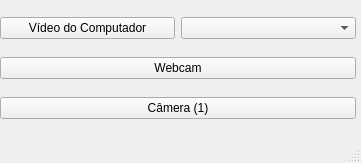
Red-Dragons-UFSCar/red-visao, file reddragons/interface/ui_files/camera.ui: the form before one commit.
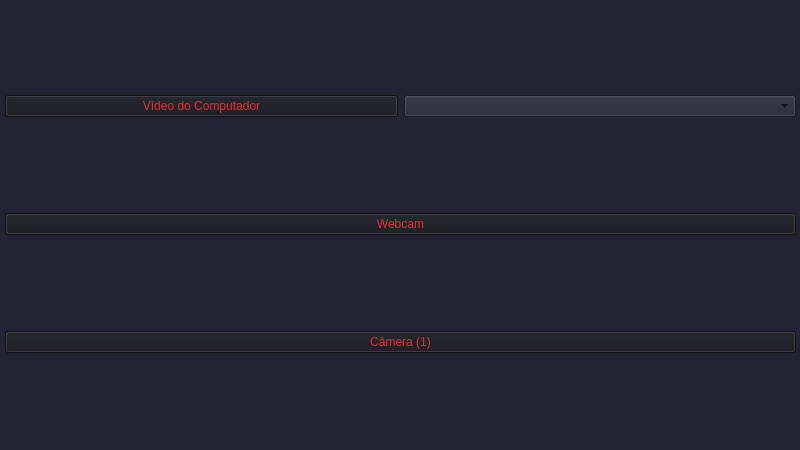
The form after the commit.

Commit message: redimensao e cor camera.ui

Diff of the .ui file:
```diff
--- a/reddragons/interface/ui_files/camera.ui
+++ b/reddragons/interface/ui_files/camera.ui
@@ -9,36 +9,69 @@
    <rect>
     <x>0</x>
     <y>0</y>
-    <width>361</width>
-    <height>163</height>
+    <width>800</width>
+    <height>450</height>
    </rect>
   </property>
+  <property name="minimumSize">
+   <size>
+    <width>800</width>
+    <height>450</height>
+   </size>
+  </property>
+  <property name="maximumSize">
+   <size>
+    <width>800</width>
+    <height>450</height>
+   </size>
+  </property>
   <property name="windowTitle">
    <string>Camera</string>
   </property>
+  <property name="styleSheet">
+   <string notr="true">background-color: #222433;</string>
+  </property>
   <widget class="QWidget" name="centralwidget">
    <widget class="QWidget" name="gridLayoutWidget">
     <property name="geometry">
      <rect>
-      <x>0</x>
+      <x>5</x>
       <y>5</y>
-      <width>356</width>
-      <height>126</height>
+      <width>791</width>
+      <height>441</height>
      </rect>
     </property>
     <layout class="QGridLayout" name="gridLayout" columnstretch="0">
      <property name="sizeConstraint">
       <enum>QLayout::SetDefaultConstraint</enum>
      </property>
-     <item row="2" column="0">
+     <item row="3" column="0">
       <widget class="QPushButton" name="QT_camera">
+       <property name="styleSheet">
+        <string notr="true">QPushButton{
+background-color: rgb(23, 25, 33);
+color: #E62E2E;
+}
+QPushButton:hover{
+	background-color: #1B1D26;
+}</string>
+       </property>
        <property name="text">
         <string>Câmera (1)</string>
        </property>
       </widget>
      </item>
-     <item row="1" column="0">
+     <item row="2" column="0">
       <widget class="QPushButton" name="QT_webcam">
+       <property name="styleSheet">
+        <string notr="true">QPushButton{
+background-color: rgb(23, 25, 33);
+color: #E62E2E;
+}
+QPushButton:hover{
+	background-color: #1B1D26;
+}</string>
+       </property>
        <property name="text">
         <string>Webcam</string>
        </property>
@@ -48,30 +81,38 @@
       <layout class="QHBoxLayout" name="horizontalLayout">
        <item>
         <widget class="QPushButton" name="QT_video">
+         <property name="styleSheet">
+          <string notr="true">QPushButton{
+background-color: rgb(23, 25, 33);
+color: #E62E2E;
+}
+QPushButton:hover{
+	background-color: #1B1D26;
+}</string>
+         </property>
          <property name="text">
           <string>Vídeo do Computador</string>
          </property>
         </widget>
        </item>
        <item>
-        <widget class="QComboBox" name="QT_listaVideos"/>
+        <widget class="QComboBox" name="QT_listaVideos">
+         <property name="styleSheet">
+          <string notr="true">QPushButton{
+background-color: rgb(23, 25, 33);
+color: #E62E2E;
+}
+QPushButton:hover{
+	background-color: #1B1D26;
+}</string>
+         </property>
+        </widget>
        </item>
       </layout>
      </item>
     </layout>
    </widget>
   </widget>
-  <widget class="QMenuBar" name="menubar">
-   <property name="geometry">
-    <rect>
-     <x>0</x>
-     <y>0</y>
-     <width>361</width>
-     <height>28</height>
-    </rect>
-   </property>
-  </widget>
-  <widget class="QStatusBar" name="statusbar"/>
  </widget>
  <resources/>
  <connections/>
```
